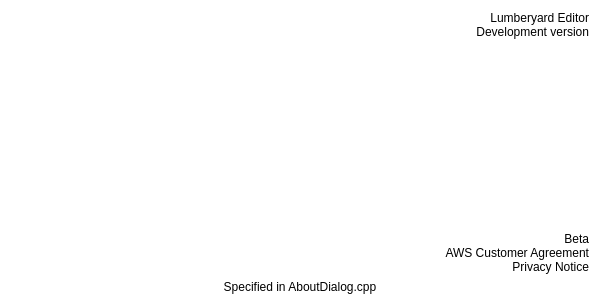
The window that dev/Code/Sandbox/Editor/AboutDialog.ui (aws/lumberyard) describes before a commit, drawn with Qt 5.
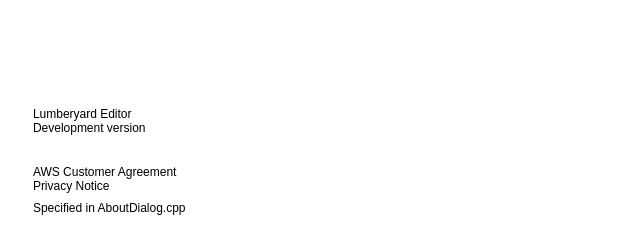
The same window after the commit. Custom widgets are drawn as their Qt base class.

The edit to the form file:
```diff
--- a/dev/Code/Sandbox/Editor/AboutDialog.ui
+++ b/dev/Code/Sandbox/Editor/AboutDialog.ui
@@ -6,10 +6,28 @@
    <rect>
     <x>0</x>
     <y>0</y>
-    <width>600</width>
-    <height>305</height>
+    <width>602</width>
+    <height>300</height>
    </rect>
   </property>
+  <property name="sizePolicy">
+   <sizepolicy hsizetype="Fixed" vsizetype="Fixed">
+    <horstretch>0</horstretch>
+    <verstretch>0</verstretch>
+   </sizepolicy>
+  </property>
+  <property name="minimumSize">
+   <size>
+    <width>602</width>
+    <height>300</height>
+   </size>
+  </property>
+  <property name="maximumSize">
+   <size>
+    <width>602</width>
+    <height>300</height>
+   </size>
+  </property>
   <property name="windowTitle">
    <string>About Lumberyard Editor</string>
   </property>
@@ -17,18 +35,54 @@
    <string notr="true">background-color: transparent</string>
   </property>
   <layout class="QVBoxLayout" name="verticalLayout_3">
+   <property name="sizeConstraint">
+    <enum>QLayout::SetFixedSize</enum>
+   </property>
+   <item>
+    <layout class="QHBoxLayout" name="horizontalLayout">
+     <property name="spacing">
+      <number>0</number>
+     </property>
+     <property name="sizeConstraint">
+      <enum>QLayout::SetFixedSize</enum>
+     </property>
+     <property name="leftMargin">
+      <number>0</number>
+     </property>
    <item>
     <layout class="QVBoxLayout" name="verticalLayout_2">
      <property name="spacing">
       <number>0</number>
      </property>
+       <property name="leftMargin">
+        <number>22</number>
+       </property>
+       <property name="bottomMargin">
+        <number>5</number>
+       </property>
+       <item>
+        <spacer name="verticalSpacer">
+         <property name="orientation">
+          <enum>Qt::Vertical</enum>
+         </property>
+         <property name="sizeType">
+          <enum>QSizePolicy::Fixed</enum>
+         </property>
+         <property name="sizeHint" stdset="0">
+          <size>
+           <width>275</width>
+           <height>96</height>
+          </size>
+         </property>
+        </spacer>
+       </item>
      <item>
       <widget class="QLabel" name="m_transparentVersion">
        <property name="text">
         <string>Lumberyard Editor</string>
        </property>
        <property name="alignment">
-        <set>Qt::AlignRight|Qt::AlignTop|Qt::AlignTrailing</set>
+          <set>Qt::AlignLeading|Qt::AlignLeft|Qt::AlignTop</set>
        </property>
       </widget>
      </item>
@@ -38,7 +92,7 @@
         <string>Development version</string>
        </property>
        <property name="alignment">
-        <set>Qt::AlignRight|Qt::AlignTop|Qt::AlignTrailing</set>
+          <set>Qt::AlignLeading|Qt::AlignLeft|Qt::AlignTop</set>
        </property>
        <widget class="QLabel" name="m_transparentCopyright">
         <property name="geometry">
@@ -64,39 +118,25 @@
         <string/>
        </property>
        <property name="alignment">
-        <set>Qt::AlignRight|Qt::AlignTop|Qt::AlignTrailing</set>
+          <set>Qt::AlignLeading|Qt::AlignLeft|Qt::AlignTop</set>
        </property>
       </widget>
      </item>
-    </layout>
-   </item>
    <item>
-    <spacer name="verticalSpacer">
+        <spacer name="verticalSpacer_3">
      <property name="orientation">
       <enum>Qt::Vertical</enum>
      </property>
+         <property name="sizeType">
+          <enum>QSizePolicy::Fixed</enum>
+         </property>
      <property name="sizeHint" stdset="0">
       <size>
        <width>20</width>
-       <height>100</height>
+           <height>16</height>
       </size>
      </property>
     </spacer>
-   </item>
-   <item>
-    <layout class="QVBoxLayout" name="verticalLayout">
-     <property name="spacing">
-      <number>0</number>
-     </property>
-     <item>
-      <widget class="QLabel" name="m_transparentBeta">
-       <property name="text">
-        <string>Beta</string>
-       </property>
-       <property name="alignment">
-        <set>Qt::AlignRight|Qt::AlignTop|Qt::AlignTrailing</set>
-       </property>
-      </widget>
      </item>
      <item>
       <widget class="ClickableLabel" name="m_transparentAgreement">
@@ -104,7 +144,7 @@
         <string>AWS Customer Agreement</string>
        </property>
        <property name="alignment">
-        <set>Qt::AlignRight|Qt::AlignTop|Qt::AlignTrailing</set>
+          <set>Qt::AlignLeading|Qt::AlignLeft|Qt::AlignTop</set>
        </property>
        <property name="showDecoration" stdset="0">
         <bool>true</bool>
@@ -117,27 +157,83 @@
         <string>Privacy Notice</string>
        </property>
        <property name="alignment">
-        <set>Qt::AlignRight|Qt::AlignTop|Qt::AlignTrailing</set>
+          <set>Qt::AlignLeading|Qt::AlignLeft|Qt::AlignTop</set>
        </property>
        <property name="showDecoration" stdset="0">
         <bool>true</bool>
        </property>
       </widget>
      </item>
-    </layout>
+       <item>
+        <spacer name="verticalSpacer_2">
+         <property name="orientation">
+          <enum>Qt::Vertical</enum>
+         </property>
+         <property name="sizeType">
+          <enum>QSizePolicy::Fixed</enum>
+         </property>
+         <property name="sizeHint" stdset="0">
+          <size>
+           <width>20</width>
+           <height>8</height>
+          </size>
+         </property>
+        </spacer>
    </item>
    <item>
     <widget class="QLabel" name="m_transparentAllRightReserved">
+         <property name="sizePolicy">
+          <sizepolicy hsizetype="Fixed" vsizetype="Expanding">
+           <horstretch>0</horstretch>
+           <verstretch>0</verstretch>
+          </sizepolicy>
+         </property>
+         <property name="minimumSize">
+          <size>
+           <width>260</width>
+           <height>0</height>
+          </size>
+         </property>
+         <property name="maximumSize">
+          <size>
+           <width>260</width>
+           <height>16777215</height>
+          </size>
+         </property>
      <property name="text">
       <string>Specified in AboutDialog.cpp</string>
      </property>
      <property name="alignment">
-      <set>Qt::AlignHCenter|Qt::AlignTop</set>
+          <set>Qt::AlignLeading|Qt::AlignLeft|Qt::AlignTop</set>
      </property>
      <property name="wordWrap">
       <bool>true</bool>
      </property>
     </widget>
+       </item>
+      </layout>
+     </item>
+     <item>
+      <layout class="QHBoxLayout" name="horizontalLayout_2">
+       <item>
+        <spacer name="horizontalSpacer">
+         <property name="orientation">
+          <enum>Qt::Horizontal</enum>
+         </property>
+         <property name="sizeType">
+          <enum>QSizePolicy::Fixed</enum>
+         </property>
+         <property name="sizeHint" stdset="0">
+          <size>
+           <width>300</width>
+           <height>20</height>
+          </size>
+         </property>
+        </spacer>
+       </item>
+      </layout>
+     </item>
+    </layout>
    </item>
   </layout>
  </widget>
```
Lines whose indentation alone changed are shown as unchanged.
